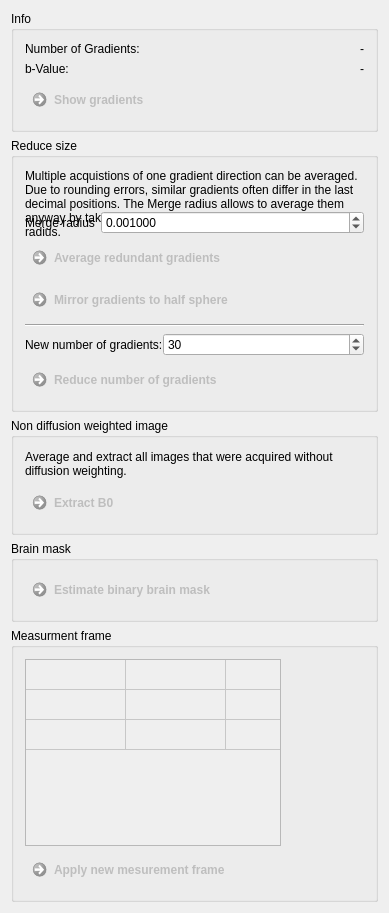
Above: Plugins/org.mitk.gui.qt.diffusionimaging/src/internal/QmitkPreprocessingViewControls.ui from MITK/MITK before the change. Below: the same form after it.
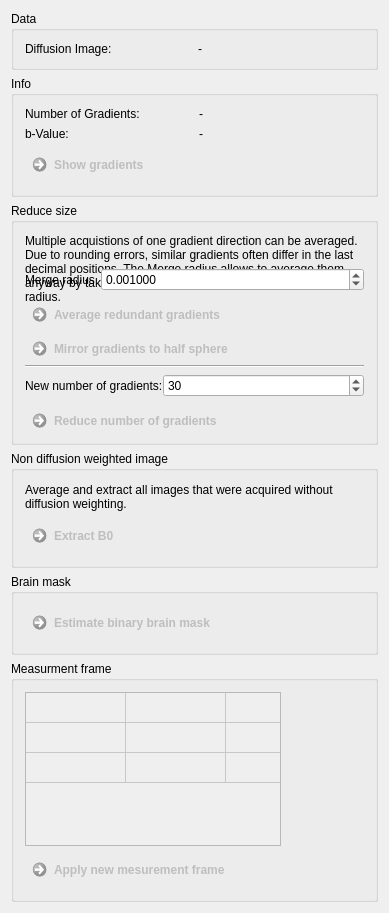
That is the form after the change.

Commit message: chenged input data gui for preprocessing perspective

```diff
--- a/Plugins/org.mitk.gui.qt.diffusionimaging/src/internal/QmitkPreprocessingViewControls.ui
+++ b/Plugins/org.mitk.gui.qt.diffusionimaging/src/internal/QmitkPreprocessingViewControls.ui
@@ -23,6 +23,29 @@
    <string>QmitkPreprocessingViewControls</string>
   </property>
   <layout class="QVBoxLayout" name="verticalLayout">
+   <item>
+    <widget class="QGroupBox" name="groupBox_6">
+     <property name="title">
+      <string>Data</string>
+     </property>
+     <layout class="QGridLayout" name="gridLayout_2">
+      <item row="0" column="0">
+       <widget class="QLabel" name="label_5">
+        <property name="text">
+         <string>Diffusion Image:</string>
+        </property>
+       </widget>
+      </item>
+      <item row="0" column="1">
+       <widget class="QLabel" name="m_DiffusionImageLabel">
+        <property name="text">
+         <string>-</string>
+        </property>
+       </widget>
+      </item>
+     </layout>
+    </widget>
+   </item>
    <item>
     <widget class="QGroupBox" name="groupBox_5">
      <property name="title">
@@ -45,7 +68,7 @@
          <string>-</string>
         </property>
         <property name="alignment">
-         <set>Qt::AlignRight|Qt::AlignTrailing|Qt::AlignVCenter</set>
+         <set>Qt::AlignLeading|Qt::AlignLeft|Qt::AlignVCenter</set>
         </property>
        </widget>
       </item>
@@ -62,7 +85,7 @@
          <string>-</string>
         </property>
         <property name="alignment">
-         <set>Qt::AlignRight|Qt::AlignTrailing|Qt::AlignVCenter</set>
+         <set>Qt::AlignLeading|Qt::AlignLeft|Qt::AlignVCenter</set>
         </property>
        </widget>
       </item>
```
The commit also changes 14 other files.
